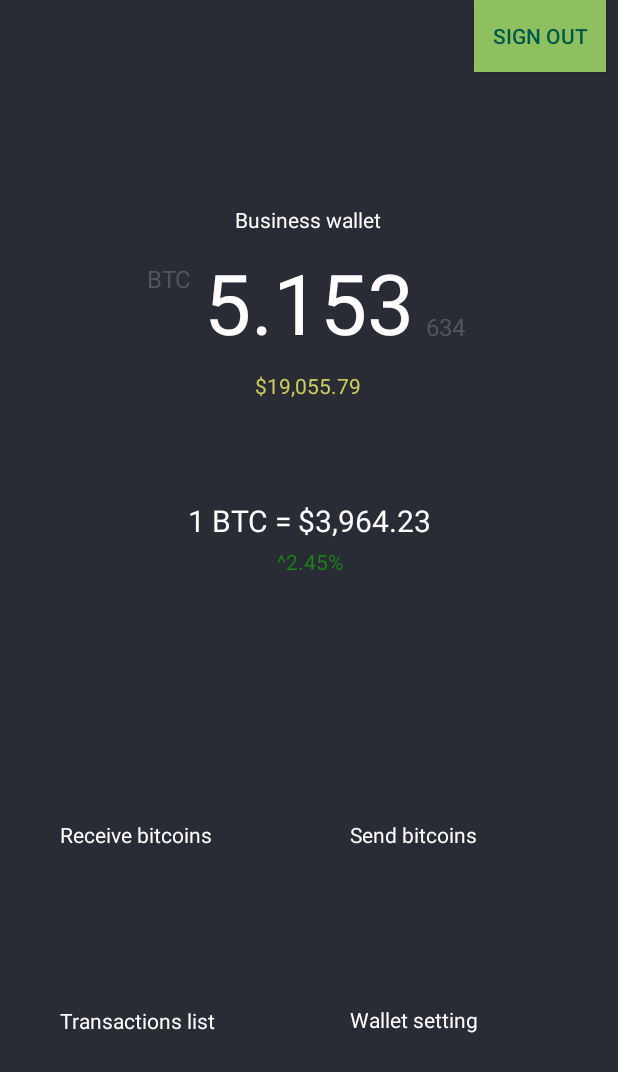
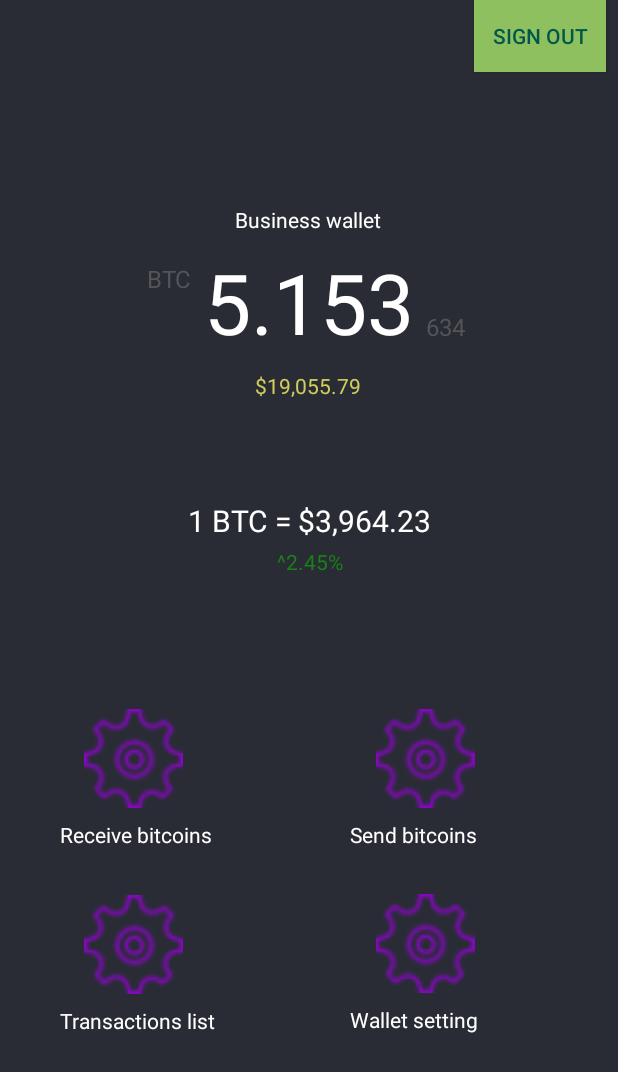
Before and after one commit to Cyned/BitWallet, an Android app: the Wallet screen opened directly, with no data from a screen before it, on a phone screen of 412 x 824 dp. Shown: the top 1072 px of the screen. Run offline under Robolectric (Android 15) with nearby library versions, the phone set to English and light mode, and no system bars; our stand-ins replace Firebase (no records; nobody signed in at launch, a user with empty details on screens opened directly).

Commit message:
fix bugs and add info png

```diff
--- a/app/src/main/java/com/example/bitwallet/Wallet.kt
+++ b/app/src/main/java/com/example/bitwallet/Wallet.kt
@@ -2,8 +2,10 @@ package com.example.bitwallet
 
 import android.app.Activity
 import android.content.Intent
+import android.icu.text.IDNA
 import android.os.Bundle
 import android.support.constraint.ConstraintLayout
+import android.text.Layout
 import android.view.View
 import android.widget.Button
 import android.widget.Toast
@@ -38,21 +40,22 @@ class Wallet : Activity() {
                 view -> signOut()
         })
 
-        val receiveLayout = findViewById<View>(R.id.Receive) as ConstraintLayout
-        val sendLayout = findViewById<View>(R.id.Send) as ConstraintLayout
-        val transLayout = findViewById<View>(R.id.Transactions) as ConstraintLayout
-        val infoLayout = findViewById<View>(R.id.Info) as ConstraintLayout
+        val receiveLayout = findViewById<ConstraintLayout>(R.id.receive)
+        val sendLayout = findViewById<ConstraintLayout>(R.id.send)
+        val transLayout = findViewById<ConstraintLayout>(R.id.transactions)
+        val infoLayout = findViewById<ConstraintLayout>(R.id.info)
+
         receiveLayout.setOnClickListener(View.OnClickListener {
-                view -> goReceive ()
+                view -> goReceive()
         })
         sendLayout.setOnClickListener(View.OnClickListener {
-                view -> goSend ()
+                view -> goSend()
         })
         transLayout.setOnClickListener(View.OnClickListener {
-                view -> goTransactions ()
+                view -> goTransactions()
         })
         infoLayout.setOnClickListener(View.OnClickListener {
-                view -> goInfo ()
+                view -> goInfo()
         })
 
     }
@@ -76,7 +79,7 @@ class Wallet : Activity() {
     }
 
     private fun goInfo() {
-        startActivity(Intent(this, Info::class.java))
+        startActivity(Intent(this, Settings::class.java))
     }
 
 }
--- a/app/src/main/res/layout/activity_wallet.xml
+++ b/app/src/main/res/layout/activity_wallet.xml
@@ -36,7 +36,7 @@
 				android:layout_marginTop="8dp"
 				app:layout_constraintTop_toTopOf="parent"
 				android:textSize="14sp" android:layout_marginBottom="8dp"
-				app:layout_constraintBottom_toTopOf="@+id/Amount" android:layout_marginEnd="8dp"
+				app:layout_constraintBottom_toTopOf="@+id/amount" android:layout_marginEnd="8dp"
 				app:layout_constraintEnd_toEndOf="parent" android:layout_marginRight="8dp"
 				android:layout_marginStart="8dp" app:layout_constraintStart_toStartOf="parent"
 				android:layout_marginLeft="8dp" app:layout_constraintHorizontal_bias="0.497"
@@ -45,7 +45,7 @@
 				android:text="5.153"
 				android:layout_width="wrap_content"
 				android:layout_height="75dp"
-				android:id="@+id/Amount" style="@style/CommonUse"
+				android:id="@+id/amount" style="@style/CommonUse"
 				android:textSize="56sp" app:layout_constraintTop_toTopOf="parent"
 				android:layout_marginEnd="8dp" app:layout_constraintEnd_toEndOf="parent"
 				app:layout_constraintBottom_toBottomOf="parent" android:layout_marginStart="8dp"
@@ -54,7 +54,7 @@
 				android:text="@string/bitcoin"
 				android:layout_width="wrap_content"
 				android:layout_height="wrap_content"
-				android:id="@+id/Currency" style="@style/SilentHill" app:layout_constraintEnd_toStartOf="@+id/Amount"
+				android:id="@+id/currency" style="@style/SilentHill" app:layout_constraintEnd_toStartOf="@+id/amount"
 				android:layout_marginEnd="8dp"
 				app:layout_constraintStart_toStartOf="parent" android:layout_marginLeft="8dp"
 				android:layout_marginStart="8dp" android:layout_marginBottom="8dp"
@@ -65,10 +65,10 @@
 				android:text="634"
 				android:layout_width="wrap_content"
 				android:layout_height="wrap_content"
-				android:id="@+id/textView4" android:layout_marginTop="8dp"
+				android:id="@+id/decimal" android:layout_marginTop="8dp"
 				app:layout_constraintTop_toTopOf="parent" app:layout_constraintEnd_toEndOf="parent"
 				android:layout_marginEnd="8dp" android:layout_marginRight="8dp"
-				app:layout_constraintStart_toEndOf="@+id/Amount" android:layout_marginLeft="8dp"
+				app:layout_constraintStart_toEndOf="@+id/amount" android:layout_marginLeft="8dp"
 				android:layout_marginStart="8dp" android:layout_marginBottom="8dp"
 				app:layout_constraintBottom_toBottomOf="parent" style="@style/SilentHill"
 				app:layout_constraintHorizontal_bias="0.0" app:layout_constraintVertical_bias="0.606"
@@ -77,12 +77,12 @@
 				android:text="$19,055.79"
 				android:layout_width="wrap_content"
 				android:layout_height="wrap_content"
-				android:id="@+id/textView5" android:layout_marginTop="8dp"
-				app:layout_constraintTop_toBottomOf="@+id/Amount" android:layout_marginBottom="8dp"
+				android:id="@+id/usd" android:layout_marginTop="8dp"
+				app:layout_constraintTop_toBottomOf="@+id/amount" android:layout_marginBottom="8dp"
 				app:layout_constraintBottom_toBottomOf="parent" app:layout_constraintEnd_toEndOf="parent"
 				android:layout_marginEnd="8dp" android:layout_marginRight="8dp"
 				app:layout_constraintStart_toStartOf="parent" android:layout_marginLeft="8dp"
-				android:layout_marginStart="8dp" android:textColor="#cfcc5b" style="@style/font"
+				android:layout_marginStart="8dp" android:textColor="#cfcc5b"
 				app:layout_constraintHorizontal_bias="0.498" app:layout_constraintVertical_bias="0.0"/>
 	</android.support.constraint.ConstraintLayout>
 	<android.support.constraint.ConstraintLayout
@@ -90,7 +90,7 @@
 			android:layout_height="62dp" android:layout_marginTop="30dp"
 			app:layout_constraintTop_toBottomOf="@+id/Status" app:layout_constraintStart_toStartOf="parent"
 			android:layout_marginLeft="16dp" android:layout_marginStart="8dp" app:layout_constraintEnd_toEndOf="parent"
-			android:layout_marginEnd="8dp" android:layout_marginRight="16dp" android:id="@+id/Exchange">
+			android:layout_marginEnd="8dp" android:layout_marginRight="16dp" android:id="@+id/exchange">
 
 		<TextView
 				android:text="1 BTC = $3,964.23"
@@ -100,14 +100,14 @@
 				app:layout_constraintTop_toTopOf="parent" app:layout_constraintStart_toStartOf="parent"
 				android:layout_marginLeft="8dp" android:layout_marginStart="8dp"
 				app:layout_constraintEnd_toEndOf="parent" android:layout_marginEnd="8dp"
-				android:layout_marginRight="8dp" android:textSize="20sp" android:id="@+id/market"
+				android:layout_marginRight="8dp" android:textSize="20sp" android:id="@+id/marketPrice"
 				style="@style/CommonUse"/>
 		<TextView
 				android:text="^2.45%"
 				android:layout_width="wrap_content"
 				android:layout_height="wrap_content"
 				android:id="@+id/delta" android:layout_marginTop="8dp"
-				app:layout_constraintTop_toBottomOf="@+id/market" app:layout_constraintEnd_toEndOf="parent"
+				app:layout_constraintTop_toBottomOf="@+id/marketPrice" app:layout_constraintEnd_toEndOf="parent"
 				android:layout_marginEnd="8dp" android:layout_marginRight="8dp"
 				app:layout_constraintStart_toStartOf="parent" android:layout_marginLeft="8dp"
 				android:layout_marginStart="8dp" android:layout_marginBottom="8dp"
@@ -116,31 +116,32 @@
 	</android.support.constraint.ConstraintLayout>
 	<android.support.constraint.ConstraintLayout
 			android:layout_width="0dp"
-			android:layout_height="275dp" app:layout_constraintTop_toBottomOf="@+id/Exchange"
+			android:layout_height="275dp" app:layout_constraintTop_toBottomOf="@+id/exchange"
 			app:layout_constraintEnd_toEndOf="parent" android:layout_marginEnd="8dp" android:layout_marginRight="16dp"
 			app:layout_constraintStart_toStartOf="parent" android:layout_marginLeft="16dp"
 			android:layout_marginStart="8dp" android:layout_marginBottom="16dp"
 			app:layout_constraintBottom_toBottomOf="parent" android:layout_marginTop="40dp"
 			app:layout_constraintHorizontal_bias="0.2" app:layout_constraintVertical_bias="0.205"
-			android:id="@+id/Controll" android:padding="0dp">
+			android:id="@+id/controll" android:padding="0dp">
 
 		<android.support.constraint.ConstraintLayout
 				android:layout_width="170dp"
 				android:layout_height="120dp"
 				app:layout_constraintTop_toTopOf="parent" app:layout_constraintStart_toStartOf="parent"
 				app:layout_constraintHorizontal_weight="0.5" app:layout_constraintVertical_weight="0.5"
-				android:id="@+id/Receive" android:padding="8dp"
+				android:id="@+id/receive" android:padding="8dp"
 				android:layout_marginStart="16dp" android:layout_marginTop="16dp" android:layout_marginLeft="16dp">
 
 			<ImageView
 					android:layout_width="98dp"
-					android:layout_height="66dp" tools:src="@tools:sample/avatars"
-					android:id="@+id/imageView2"
+					android:layout_height="66dp" android:src="@drawable/info_photo"
+					android:id="@+id/receivePhoto"
 					app:layout_constraintTop_toTopOf="parent" app:layout_constraintStart_toStartOf="parent"
 					android:layout_marginLeft="8dp" android:layout_marginStart="8dp"
 					app:layout_constraintEnd_toEndOf="parent" android:layout_marginEnd="8dp"
 					android:layout_marginRight="8dp"
-					app:layout_constraintHorizontal_bias="0.0"/>
+					app:layout_constraintHorizontal_bias="0.0" android:visibility="visible"
+					android:adjustViewBounds="true"/>
 			<TextView
 					android:text="@string/receiveBitcoin"
 					android:layout_width="0dp"
@@ -149,9 +150,9 @@
 					android:layout_marginRight="8dp" app:layout_constraintStart_toStartOf="parent"
 					android:layout_marginLeft="8dp" android:layout_marginStart="8dp" android:layout_marginBottom="8dp"
 					app:layout_constraintBottom_toBottomOf="parent" android:layout_marginTop="8dp"
-					app:layout_constraintTop_toBottomOf="@+id/imageView2" style="@style/CommonUse"
+					app:layout_constraintTop_toBottomOf="@+id/receivePhoto" style="@style/CommonUse"
 					android:textSize="14sp" app:layout_constraintHorizontal_bias="0.084"
-					app:layout_constraintVertical_bias="0.0"/>
+					app:layout_constraintVertical_bias="0.0" android:id="@+id/receiveText"/>
 		</android.support.constraint.ConstraintLayout>
 		<android.support.constraint.ConstraintLayout
 				android:layout_width="170dp"
@@ -159,20 +160,21 @@
 				app:layout_constraintTop_toTopOf="parent" app:layout_constraintEnd_toEndOf="parent"
 				android:layout_marginEnd="8dp"
 				app:layout_constraintHorizontal_weight="0.5" app:layout_constraintVertical_weight="0.5"
-				app:layout_constraintStart_toEndOf="@+id/Receive"
-				android:layout_marginStart="8dp" android:id="@+id/Send" android:padding="8dp"
+				app:layout_constraintStart_toEndOf="@+id/receive"
+				android:layout_marginStart="8dp" android:id="@+id/send" android:padding="8dp"
 				app:layout_constraintHorizontal_bias="0.652"
 				android:layout_marginTop="16dp">
 
 			<ImageView
-					android:layout_width="98dp"
-					android:layout_height="66dp" tools:src="@tools:sample/avatars"
-					android:id="@+id/imageView3"
+					android:layout_width="100dp"
+					android:layout_height="66dp"
+					android:id="@+id/sendPhoto"
 					app:layout_constraintTop_toTopOf="parent" app:layout_constraintStart_toStartOf="parent"
 					android:layout_marginLeft="8dp" android:layout_marginStart="8dp"
 					app:layout_constraintEnd_toEndOf="parent" android:layout_marginEnd="8dp"
 					android:layout_marginRight="8dp"
-					app:layout_constraintHorizontal_bias="0.0"/>
+					app:layout_constraintHorizontal_bias="0.0" android:visibility="visible"
+					android:src="@drawable/info_photo"/>
 			<TextView
 					android:text="@string/sendBitcoin"
 					android:layout_width="0dp"
@@ -181,28 +183,29 @@
 					android:layout_marginRight="8dp" app:layout_constraintStart_toStartOf="parent"
 					android:layout_marginLeft="8dp" android:layout_marginStart="8dp" android:layout_marginBottom="8dp"
 					app:layout_constraintBottom_toBottomOf="parent" android:layout_marginTop="8dp"
-					app:layout_constraintTop_toBottomOf="@+id/imageView3" style="@style/CommonUse"
+					app:layout_constraintTop_toBottomOf="@+id/sendPhoto" style="@style/CommonUse"
 					android:textSize="14sp"
-					app:layout_constraintVertical_bias="0.0" android:id="@+id/textView13"/>
+					app:layout_constraintVertical_bias="0.0" android:id="@+id/sendText"/>
 		</android.support.constraint.ConstraintLayout>
 		<android.support.constraint.ConstraintLayout
 				android:layout_height="120dp"
 				app:layout_constraintStart_toStartOf="parent"
 				app:layout_constraintBottom_toBottomOf="parent"
-				app:layout_constraintTop_toBottomOf="@+id/Receive" android:id="@+id/Transactions"
+				app:layout_constraintTop_toBottomOf="@+id/receive" android:id="@+id/transactions"
 				app:layout_constraintHorizontal_weight="0.5" app:layout_constraintVertical_weight="0.5"
 				android:layout_width="170dp" android:padding="8dp" app:layout_constraintVertical_bias="0.21"
 				android:layout_marginLeft="16dp" android:layout_marginStart="16dp">
 
 			<ImageView
 					android:layout_width="98dp"
-					android:layout_height="66dp" tools:src="@tools:sample/avatars"
-					android:id="@+id/imageView4"
+					android:layout_height="66dp" android:src="@drawable/info_photo"
+					android:id="@+id/transactionsPhoto"
 					app:layout_constraintTop_toTopOf="parent" app:layout_constraintStart_toStartOf="parent"
 					android:layout_marginLeft="8dp" android:layout_marginStart="8dp"
 					app:layout_constraintEnd_toEndOf="parent" android:layout_marginEnd="8dp"
 					android:layout_marginRight="8dp"
-					app:layout_constraintHorizontal_bias="0.0"/>
+					app:layout_constraintHorizontal_bias="0.0" android:visibility="visible"
+					android:adjustViewBounds="true"/>
 			<TextView
 					android:text="@string/transactionsList"
 					android:layout_width="0dp"
@@ -211,32 +214,33 @@
 					android:layout_marginRight="8dp" app:layout_constraintStart_toStartOf="parent"
 					android:layout_marginLeft="8dp" android:layout_marginStart="8dp" android:layout_marginBottom="8dp"
 					app:layout_constraintBottom_toBottomOf="parent" android:layout_marginTop="8dp"
-					app:layout_constraintTop_toBottomOf="@+id/imageView4" style="@style/CommonUse"
+					app:layout_constraintTop_toBottomOf="@+id/transactionsPhoto" style="@style/CommonUse"
 					android:textSize="14sp" app:layout_constraintHorizontal_bias="0.084"
-					app:layout_constraintVertical_bias="0.0" android:id="@+id/textView14"/>
+					app:layout_constraintVertical_bias="0.0" android:id="@+id/transactionsText"/>
 		</android.support.constraint.ConstraintLayout>
 		<android.support.constraint.ConstraintLayout
 				android:layout_width="170dp"
 				android:layout_height="120dp"
-				app:layout_constraintTop_toBottomOf="@+id/Send"
-				app:layout_constraintStart_toEndOf="@+id/Transactions"
+				app:layout_constraintTop_toBottomOf="@+id/send"
+				app:layout_constraintStart_toEndOf="@+id/transactions"
 				android:layout_marginStart="8dp"
 				app:layout_constraintBottom_toBottomOf="parent" app:layout_constraintEnd_toEndOf="parent"
 				android:layout_marginEnd="8dp"
 				app:layout_constraintHorizontal_weight="0.5" app:layout_constraintVertical_weight="0.5"
-				android:padding="8dp" android:id="@+id/Info" app:layout_constraintHorizontal_bias="0.652"
+				android:padding="8dp" android:id="@+id/info" app:layout_constraintHorizontal_bias="0.652"
 				app:layout_constraintVertical_bias="0.157">
 
 			<ImageView
-					android:layout_width="98dp"
-					android:layout_height="66dp" tools:src="@tools:sample/avatars"
-					android:id="@+id/imageView5"
+					android:layout_width="100dp"
+					android:layout_height="66dp" android:src="@drawable/info_photo"
+					android:id="@+id/infoPhoto"
 					app:layout_constraintTop_toTopOf="parent"
 					app:layout_constraintStart_toStartOf="parent"
 					android:layout_marginLeft="8dp" android:layout_marginStart="8dp"
 					app:layout_constraintEnd_toEndOf="parent" android:layout_marginEnd="8dp"
 					android:layout_marginRight="8dp"
-					app:layout_constraintHorizontal_bias="0.0"/>
+					app:layout_constraintHorizontal_bias="0.0" android:visibility="visible"
+					android:adjustViewBounds="true"/>
 			<TextView
 					android:text="@string/info"
 					android:layout_width="0dp"
@@ -245,9 +249,9 @@
 					android:layout_marginRight="8dp" app:layout_constraintStart_toStartOf="parent"
 					android:layout_marginLeft="8dp" android:layout_marginStart="8dp" android:layout_marginBottom="8dp"
 					app:layout_constraintBottom_toBottomOf="parent" android:layout_marginTop="8dp"
-					app:layout_constraintTop_toBottomOf="@+id/imageView5" style="@style/CommonUse"
+					app:layout_constraintTop_toBottomOf="@+id/infoPhoto" style="@style/CommonUse"
 					android:textSize="14sp" app:layout_constraintHorizontal_bias="0.084"
-					app:layout_constraintVertical_bias="0.0" android:id="@+id/textView15"/>
+					app:layout_constraintVertical_bias="0.0" android:id="@+id/infoText"/>
 		</android.support.constraint.ConstraintLayout>
 	</android.support.constraint.ConstraintLayout>
 </android.support.constraint.ConstraintLayout>
```
Also changed, not shown: app/src/main/res/drawable-hdpi/info_photo.png (added), app/src/main/res/drawable-mdpi/info_photo.png (added), app/src/main/res/drawable-xhdpi/info_photo.png (added), app/src/main/res/drawable-xxhdpi/info_photo.png (added), app/src/main/res/drawable-xxxhdpi/info_photo.png (added).
